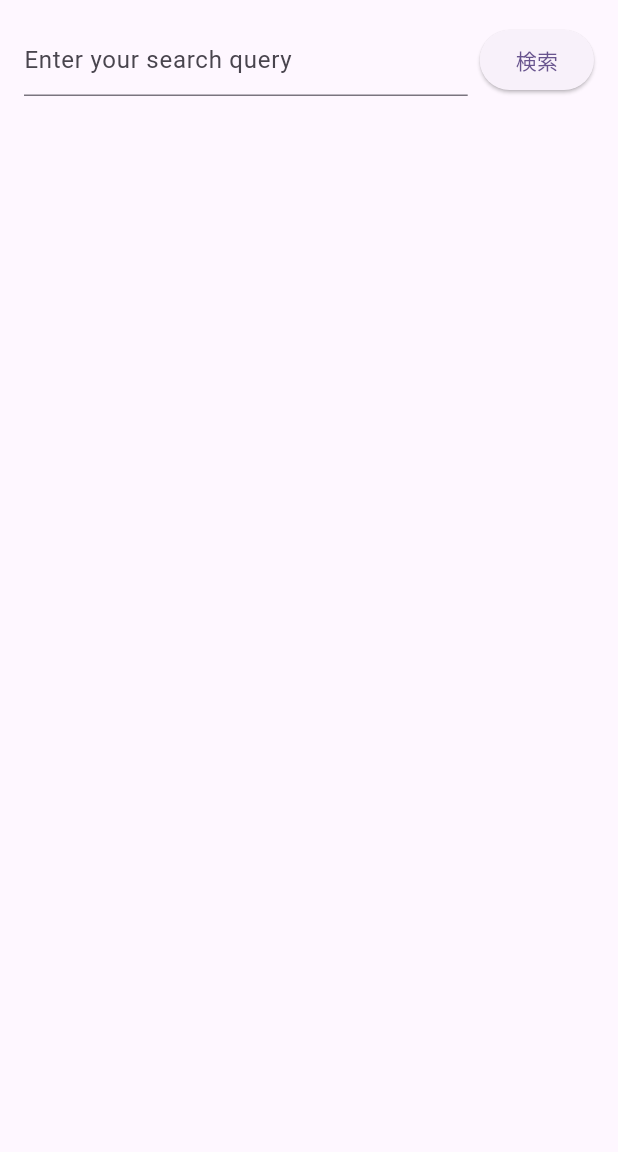
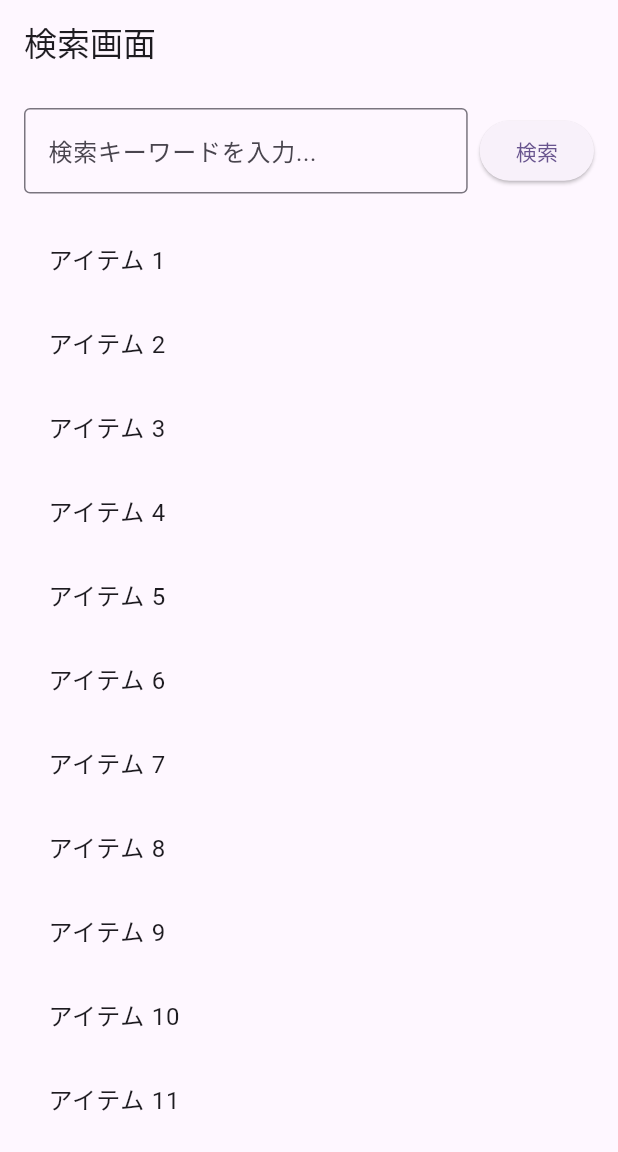
Before and after one commit to wheeliechamp/frisearch, a Flutter app: the screen it shows after launch, after a tap on "検索", on a phone screen of 412 x 824 dp, the part 84-1236 px from its top. Run offline on Flutter 3.47's test engine with Material 3 defaults, Android fonts, the phone set to English and light mode, and no system bars; our stand-ins replace preload_page_view, webview_flutter; missing offline and left inert: webview_flutter_android, webview_flutter_wkwebview.

Commit message:
検索ページを修正

```diff
--- a/lib/search.dart
+++ b/lib/search.dart
@@ -9,23 +9,36 @@ class Search extends StatefulWidget {
 
 class _SearchState extends State<Search> {
   final TextEditingController _searchController = TextEditingController();
-  List<String> _searchResults = [];
+  // ListViewに表示するサンプルデータ
+  final List<String> _items = List.generate(30, (index) => 'アイテム ${index + 1}');
+  List<String> _filteredItems = [];
+
+  @override
+  void initState() {
+    super.initState();
+    _filteredItems = _items; // 初期状態では全てのアイテムを表示
+  }
 
   void _performSearch(String query) {
-    // In a real application, you would perform your search logic here.
-    // For this example, we'll just simulate some results.
-    List<String> results = [];
-    if (query.isNotEmpty) {
-      results = List.generate(5, (index) => "Result for '$query' ${index + 1}");
+    if (query.isEmpty) {
+      setState(() {
+        _filteredItems = _items;
+      });
+    } else {
+      setState(() {
+        _filteredItems = _items
+            .where((item) => item.toLowerCase().contains(query.toLowerCase()))
+            .toList();
+      });
     }
-    setState(() {
-      _searchResults = results;
-    });
   }
 
   @override
   Widget build(BuildContext context) {
     return Scaffold(
+      appBar: AppBar(
+        title: const Text('検索画面'),
+      ),
       body: Padding(
         padding: const EdgeInsets.all(16.0),
         child: Column(
@@ -36,7 +49,8 @@ class _SearchState extends State<Search> {
                   child: TextField(
                     controller: _searchController,
                     decoration: const InputDecoration(
-                      hintText: 'Enter your search query',
+                      hintText: '検索キーワードを入力...',
+                      border: OutlineInputBorder(),
                     ),
                   ),
                 ),
@@ -52,9 +66,11 @@ class _SearchState extends State<Search> {
             const SizedBox(height: 16.0),
             Expanded(
               child: ListView.builder(
-                itemCount: _searchResults.length,
+                itemCount: _filteredItems.length,
                 itemBuilder: (context, index) {
-                  return ListTile(title: Text(_searchResults[index]));
+                  return ListTile(
+                    title: Text(_filteredItems[index]),
+                  );
                 },
               ),
             ),
@@ -63,4 +79,10 @@ class _SearchState extends State<Search> {
       ),
     );
   }
+
+  @override
+  void dispose() {
+    _searchController.dispose();
+    super.dispose();
+  }
 }
--- a/pubspec.yaml
+++ b/pubspec.yaml
@@ -19,7 +19,7 @@ publish_to: 'none' # Remove this line if you wish to publish to pub.dev
 version: 1.0.0+1
 
 environment:
-  sdk: ^3.8.0-278.1.beta
+  sdk: ^3.6.1
 
 # Dependencies specify other packages that your package needs in order to work.
 # To automatically upgrade your package dependencies to the latest versions
```
Also changed, not shown: pubspec.lock.
